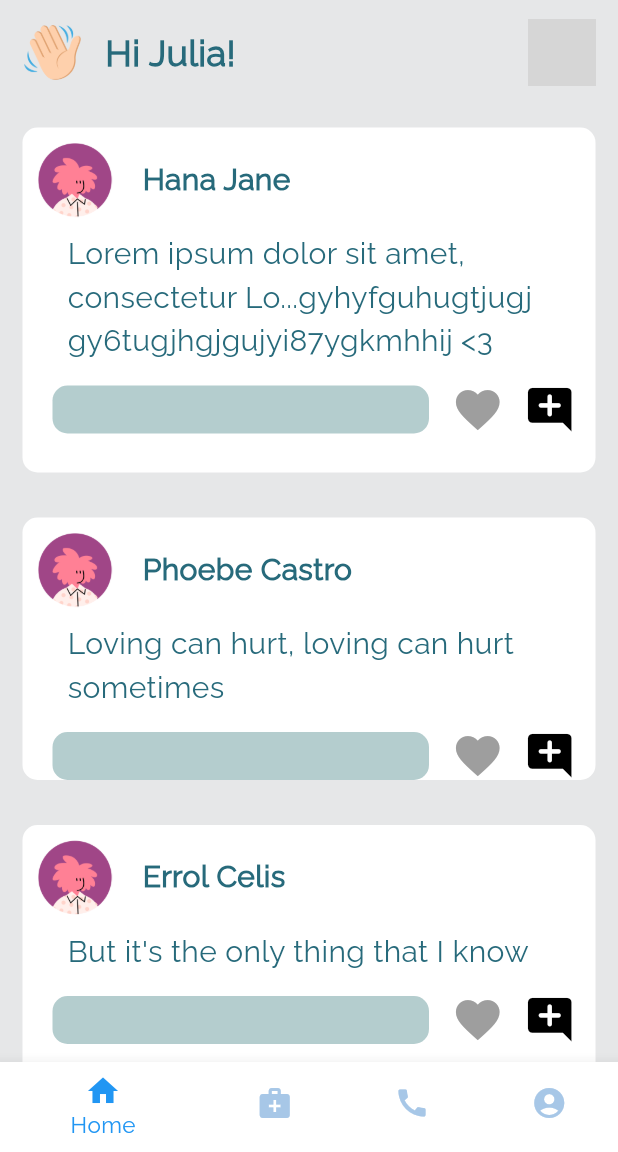
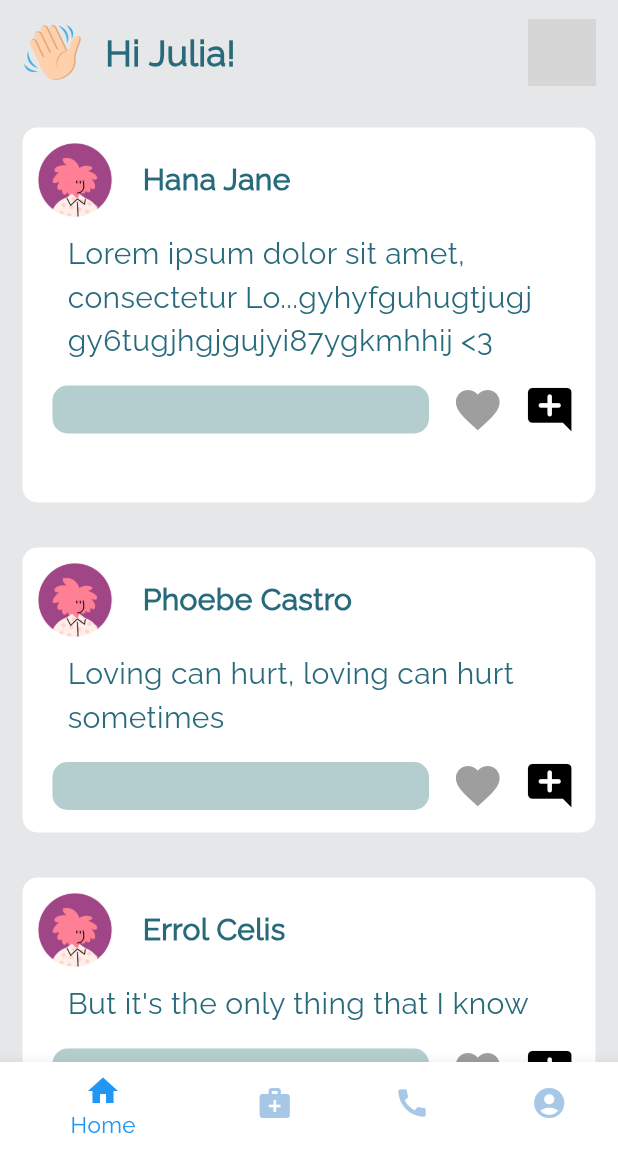
Before and after one commit to Errol13/KLK, a Flutter app: the HomePage screen opened directly, on a phone screen of 412 x 824 dp, the part 84-1236 px from its top. Run offline on Flutter 3.47's test engine with Material 2 defaults, Android fonts, the light colour scheme and no system bars; drawn by our look-alikes of like_button; grey boxes are pictures that could not be loaded.

Commit message:
fixed sizes

```diff
--- a/lib/features/home_page.dart
+++ b/lib/features/home_page.dart
@@ -69,7 +69,7 @@ class HomePage extends StatelessWidget {
                 borderRadius: BorderRadius.circular(10),
                 color: Colors.white,
               ),
-              height: 230,
+              height: 250,
               margin: const EdgeInsets.all(15),
               child: Container(
                 child: Column(
@@ -170,7 +170,7 @@ class HomePage extends StatelessWidget {
                 borderRadius: BorderRadius.circular(10),
                 color: Colors.white,
               ),
-              height: 175,
+              height: 190,
               margin: const EdgeInsets.all(15),
               child: Container(
                 child: Column(
@@ -271,7 +271,7 @@ class HomePage extends StatelessWidget {
                 borderRadius: BorderRadius.circular(10),
                 color: Colors.white,
               ),
-              height: 175,
+              height: 190,
               margin: const EdgeInsets.all(15),
               child: Container(
                 child: Column(
@@ -372,7 +372,7 @@ class HomePage extends StatelessWidget {
                 borderRadius: BorderRadius.circular(10),
                 color: Colors.white,
               ),
-              height: 200,
+              height: 220,
               margin: const EdgeInsets.all(15),
               child: Container(
                 child: Column(
@@ -473,7 +473,7 @@ class HomePage extends StatelessWidget {
                 borderRadius: BorderRadius.circular(10),
                 color: Colors.white,
               ),
-              height: 175,
+              height: 190,
               margin: const EdgeInsets.all(15),
               child: Container(
                 child: Column(
```
